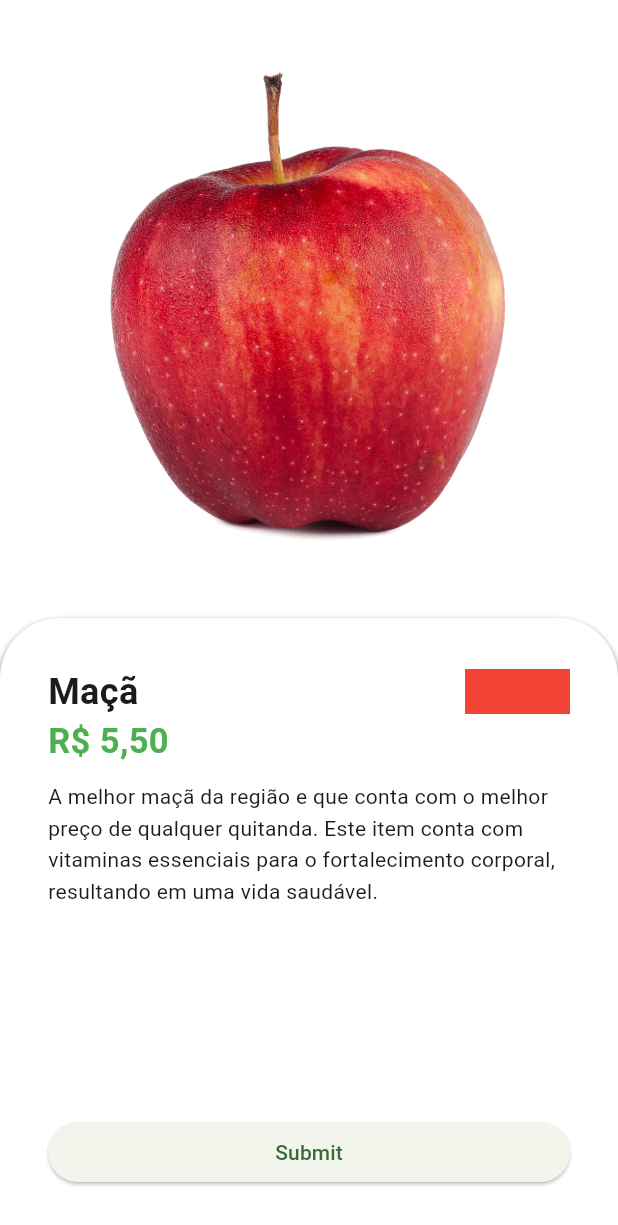
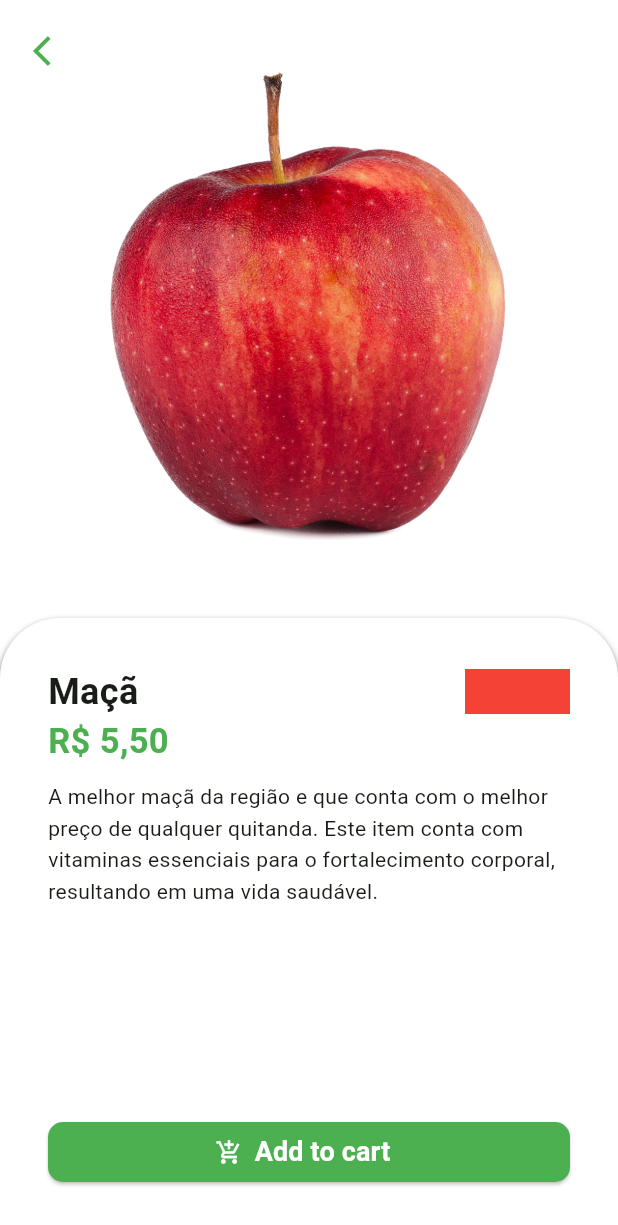
Before and after one commit to jardelbordignon/greengrocer-flutter, a Flutter app: the HomeTab screen opened directly, after a tap on "Maçã", on a phone screen of 412 x 824 dp. Shown: the top 1225 px of the screen. Run offline on Flutter 3.47's test engine with Material 3 defaults, Android fonts, the phone set to English and light mode, and no system bars; our stand-ins replace animated_text_kit, mask_text_input_formatter.

Commit message:
:sparkles: product details: add_to_cart button and Hero image animation

```diff
--- a/lib/src/screens/home/components/item_tile.dart
+++ b/lib/src/screens/home/components/item_tile.dart
@@ -40,7 +40,10 @@ class ItemTile extends StatelessWidget {
                 children: [
                   // Image
                   Expanded(
-                    child: Image.asset(item.imageUrl),
+                    child: Hero(
+                      tag: item.imageUrl,
+                      child: Image.asset(item.imageUrl),
+                    ),
                   ),
 
                   // Product name
--- a/lib/src/screens/product/product_screen.dart
+++ b/lib/src/screens/product/product_screen.dart
@@ -13,11 +13,17 @@ class ProductScreen extends StatelessWidget {
   Widget build(BuildContext context) {
     return Scaffold(
       backgroundColor: Colors.white.withAlpha(230),
-      body: Column(
+      body: Stack(
+        children: [
+          // Content
+          Column(
             children: [
               // Image
               Expanded(
+                child: Hero(
+                  tag: item.imageUrl,
                   child: Image.asset(item.imageUrl),
+                ),
               ),
 
               // Content
@@ -91,13 +97,50 @@ class ProductScreen extends StatelessWidget {
                       ),
 
                       // Add to cart button
-                  ElevatedButton(onPressed: () {}, child: const Text('Submit'))
+                      ElevatedButton.icon(
+                        style: ElevatedButton.styleFrom(
+                          backgroundColor: Colors.green,
+                          shape: RoundedRectangleBorder(
+                            borderRadius: BorderRadius.circular(10),
+                          ),
+                        ),
+                        onPressed: () {},
+                        label: const Text(
+                          'Add to cart',
+                          style: TextStyle(
+                            fontSize: 18,
+                            fontWeight: FontWeight.bold,
+                            color: Colors.white,
+                          ),
+                        ),
+                        icon: const Icon(
+                          Icons.add_shopping_cart_outlined,
+                          color: Colors.white,
+                        ),
+                      )
                     ],
                   ),
                 ),
               )
             ],
           ),
+
+          // Back button
+          Positioned(
+            left: 10,
+            top: 10,
+            child: SafeArea(
+              child: IconButton(
+                onPressed: () => Navigator.of(context).pop(),
+                icon: const Icon(
+                  Icons.arrow_back_ios,
+                  color: Colors.green,
+                ),
+              ),
+            ),
+          ),
+        ],
+      ),
     );
   }
 }
```
Lines whose indentation alone changed are shown as unchanged.
